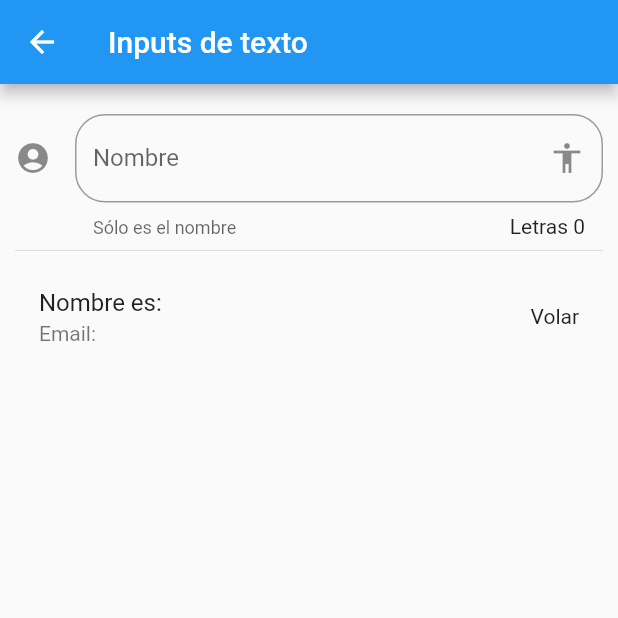
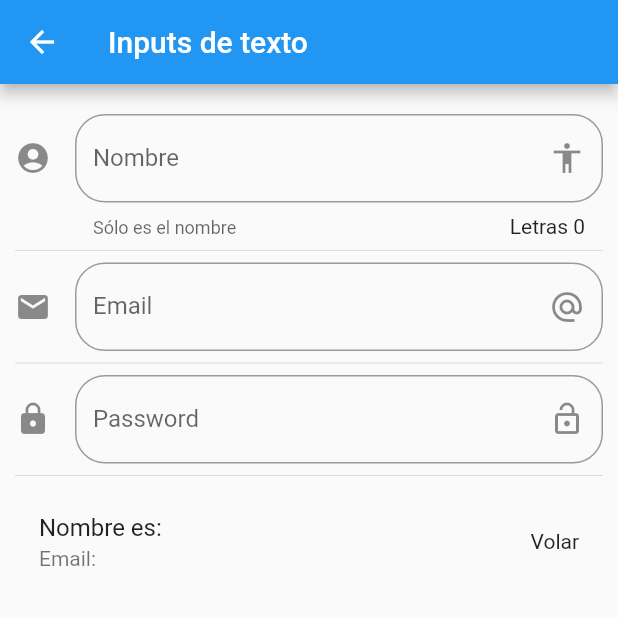
Before and after one commit to adrivegas/Componentes-de-Flutter, a Flutter app: the InputPage screen opened by its route, on a phone screen of 412 x 824 dp, the top half of it. Run offline on Flutter 3.47's test engine with Material 2 defaults, Android fonts, the phone set to English and light mode, and no system bars.

Commit message:
Email y Password fields

```diff
--- a/lib/src/pages/input_page.dart
+++ b/lib/src/pages/input_page.dart
@@ -10,6 +10,11 @@ class _InputPageState extends State<InputPage> {
   String _email = '';
 
   String _opcionSeleccionada = 'Volar';
+
+  List<String> _poderes = ['Volar', 'Rayos X', 'Super Aliento', 'Super Fuerza'];
+
+  TextEditingController _inputFieldDateController = new TextEditingController();
+
   @override
   Widget build(BuildContext context) {
     return Scaffold(
@@ -18,7 +23,15 @@ class _InputPageState extends State<InputPage> {
       ),
       body: ListView(
         padding: EdgeInsets.symmetric(horizontal: 10.0, vertical: 20.0),
-        children: <Widget>[_crearInput(), Divider(), _crearPersona()],
+        children: <Widget>[
+          _crearInput(),
+          Divider(),
+          _crearEmail(),
+          Divider(),
+          _crearPassword(),
+          Divider(),
+          _crearPersona()
+        ],
       ),
     );
   }
@@ -43,6 +56,36 @@ class _InputPageState extends State<InputPage> {
     );
   }
 
+  Widget _crearEmail() {
+    return TextField(
+        keyboardType: TextInputType.emailAddress,
+        decoration: InputDecoration(
+            border:
+                OutlineInputBorder(borderRadius: BorderRadius.circular(20.0)),
+            hintText: 'Email',
+            labelText: 'Email',
+            suffixIcon: Icon(Icons.alternate_email),
+            icon: Icon(Icons.email)),
+        onChanged: (valor) => setState(() {
+              _email = valor;
+            }));
+  }
+
+  Widget _crearPassword() {
+    return TextField(
+        obscureText: true,
+        decoration: InputDecoration(
+            border:
+                OutlineInputBorder(borderRadius: BorderRadius.circular(20.0)),
+            hintText: 'Password',
+            labelText: 'Password',
+            suffixIcon: Icon(Icons.lock_open),
+            icon: Icon(Icons.lock)),
+        onChanged: (valor) => setState(() {
+              _email = valor;
+            }));
+  }
+
   Widget _crearPersona() {
     return ListTile(
       title: Text('Nombre es: $_nombre'),
```
